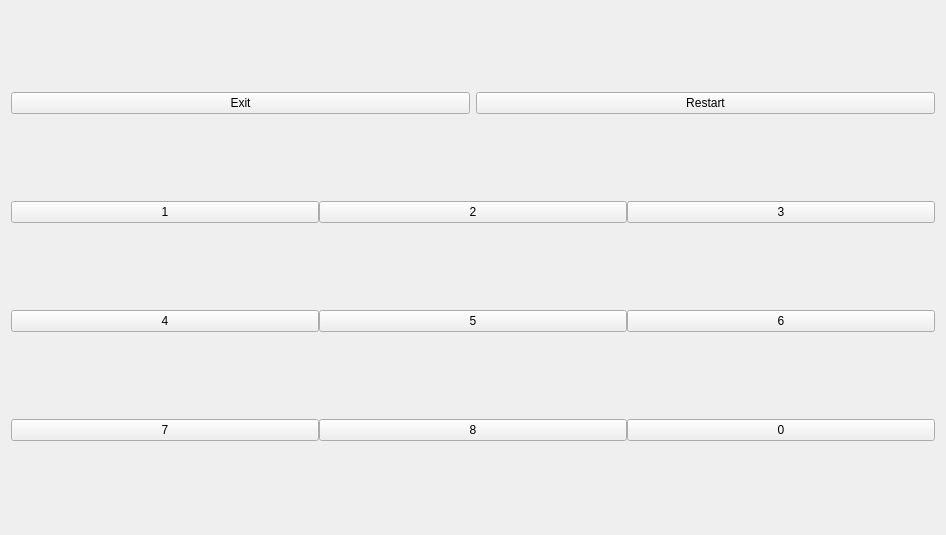
The window that game/GameScreen.ui (Szymon022/SlidingPuzzles) describes before a commit, drawn with Qt 5.
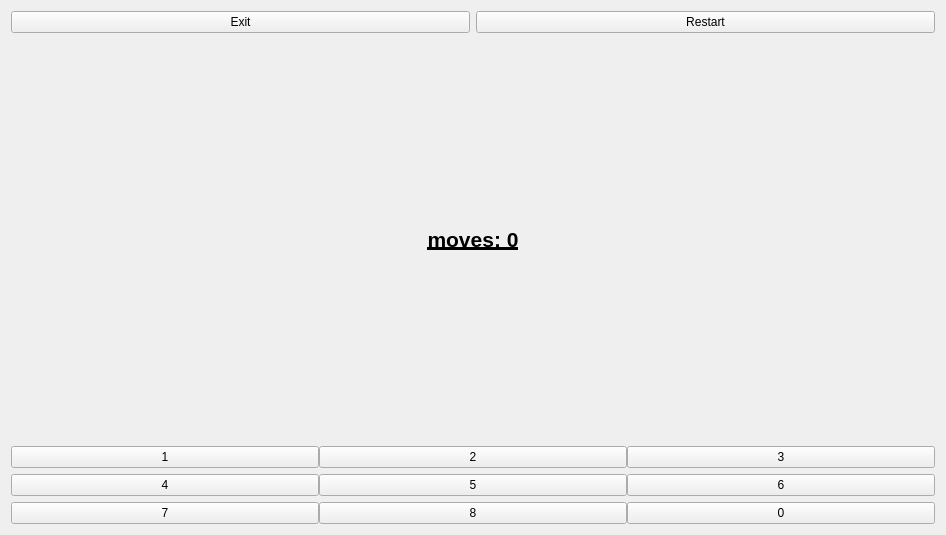
The same window after the commit.

Commit message: add move counter to game screen

Diff of the .ui file:
```diff
--- a/game/GameScreen.ui
+++ b/game/GameScreen.ui
@@ -15,6 +15,8 @@
   </property>
   <layout class="QVBoxLayout" name="verticalLayout">
    <item>
+       <layout class="QVBoxLayout" name="verticalLayout_2">
+           <item>
        <layout class="QHBoxLayout" name="horizontalLayout_4">
            <item>
                <widget class="QPushButton" name="navigateToMainMenuButton">
@@ -27,6 +29,29 @@
                <widget class="QPushButton" name="restartBoardButton">
                    <property name="text">
                        <string>Restart</string>
+                           </property>
+                       </widget>
+                   </item>
+               </layout>
+           </item>
+       </layout>
+   </item>
+      <item>
+          <layout class="QHBoxLayout" name="horizontalLayout_5">
+              <item>
+                  <widget class="QLabel" name="movesCounterLabel">
+                      <property name="font">
+                          <font>
+                              <pointsize>16</pointsize>
+                              <bold>true</bold>
+                              <underline>true</underline>
+                          </font>
+                      </property>
+                      <property name="text">
+                          <string>moves: 0</string>
+                      </property>
+                      <property name="alignment">
+                          <set>Qt::AlignmentFlag::AlignCenter</set>
                    </property>
                </widget>
            </item>
```
Lines whose indentation alone changed are shown as unchanged. The commit also changes 4 other files.
